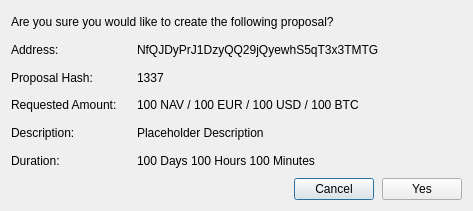
Old version of the form src/qt/forms/sendcommunityfunddialog.ui in the repository navcoin/navcoin-core.
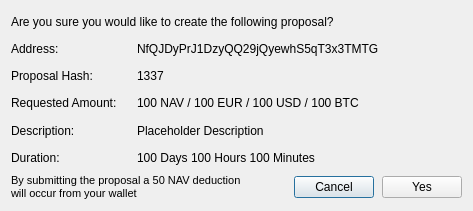
New version of the form.

Commit message: added error/form not correctly filled to createpaymentrequest

Patch:
```diff
--- a/src/qt/forms/sendcommunityfunddialog.ui
+++ b/src/qt/forms/sendcommunityfunddialog.ui
@@ -187,6 +187,21 @@
      </item>
      <item>
       <layout class="QHBoxLayout" name="horizontalLayoutButton">
+       <item>
+        <widget class="QLabel" name="labelWarning">
+         <property name="font">
+          <font>
+           <pointsize>8</pointsize>
+          </font>
+         </property>
+         <property name="text">
+          <string>By submitting the proposal a 50 NAV deduction will occur from your wallet </string>
+         </property>
+         <property name="wordWrap">
+          <bool>true</bool>
+         </property>
+        </widget>
+       </item>
        <item>
         <spacer name="horizontalSpacerButtonLeft">
          <property name="orientation">
```
The commit also changes 4 other files.
